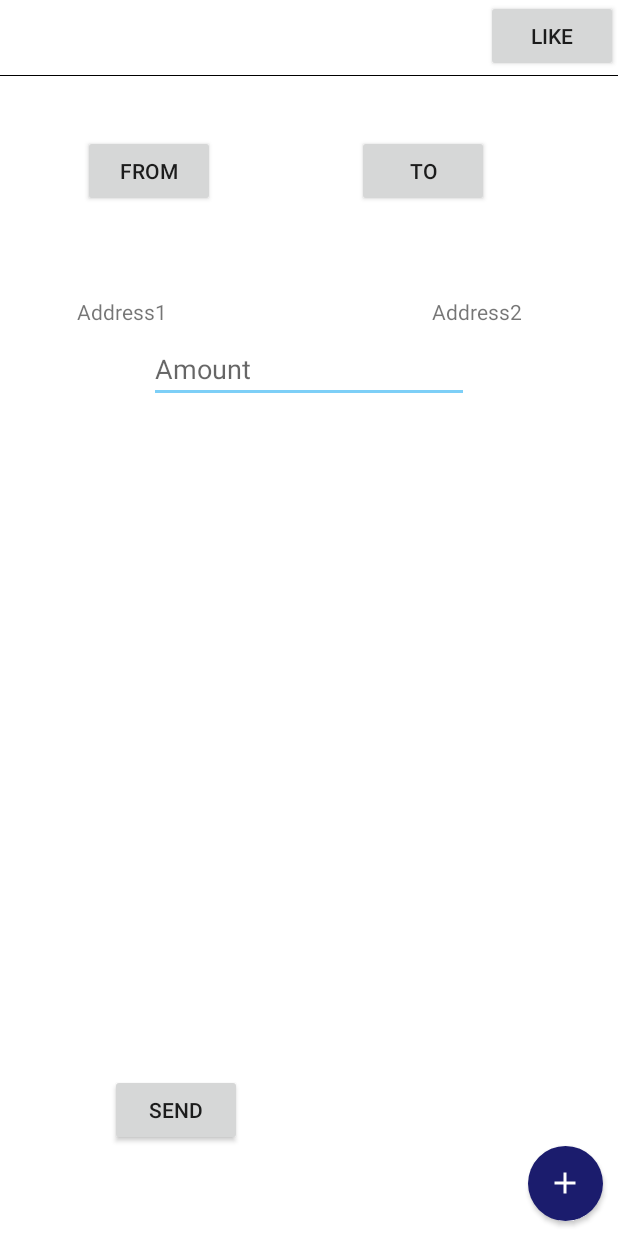
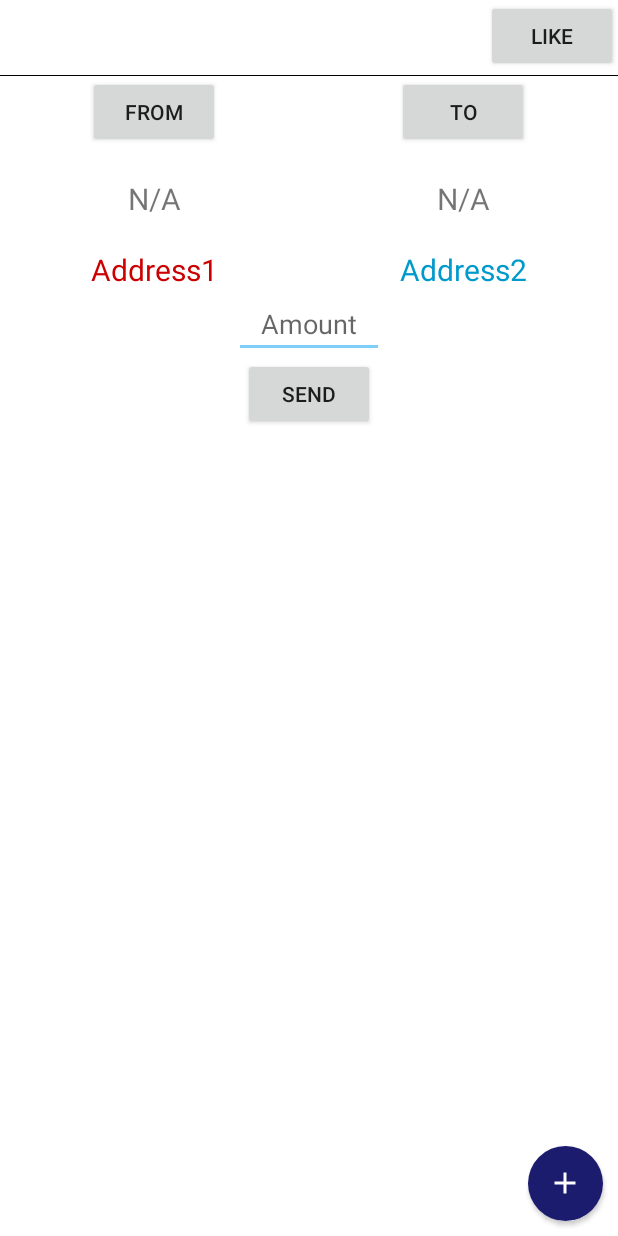
Before and after one commit to elvinup/DiscoAndroid, an Android app: the layout fragment_coin.xml on its own in the app's theme, with its tools: preview values and no code run, on a phone screen of 412 x 824 dp. Run offline under Robolectric (Android 15) with nearby library versions, the phone set to English and light mode, and no system bars.

Commit message:
Layout fixes

```diff
--- a/app/src/main/res/layout/fragment_coin.xml
+++ b/app/src/main/res/layout/fragment_coin.xml
@@ -28,82 +28,123 @@
         android:layout_alignParentTop="true"
         android:text="Like" />
 
+    <LinearLayout
+        android:layout_width="match_parent"
+        android:layout_height="wrap_content"
+        android:orientation="vertical"
+        android:layout_below="@+id/layout_title">
+
+        <LinearLayout
+            android:layout_width="match_parent"
+            android:layout_height="wrap_content"
+            android:weightSum="2">
+
+            <RelativeLayout
+                android:layout_width="0dp"
+                android:layout_height="wrap_content"
+                android:layout_weight="1">
+
                 <Button
                     android:id="@+id/exchange_from"
                     android:layout_width="wrap_content"
                     android:layout_height="wrap_content"
-        android:layout_alignParentStart="true"
-        android:layout_alignParentTop="true"
-        android:layout_marginStart="55dp"
-        android:layout_marginTop="90dp"
+                    android:layout_centerHorizontal="true"
                     android:text="FROM" />
+            </RelativeLayout>
+
+            <RelativeLayout
+                android:layout_width="0dp"
+                android:layout_height="wrap_content"
+                android:layout_weight="1">
 
                 <Button
                     android:id="@+id/exchange_to"
                     android:layout_width="wrap_content"
                     android:layout_height="wrap_content"
-        android:layout_alignParentEnd="true"
-        android:layout_alignTop="@+id/exchange_from"
-        android:layout_marginEnd="86dp"
+                    android:layout_centerHorizontal="true"
                     android:text="TO" />
+
+            </RelativeLayout>
+
+        </LinearLayout>
+
+
+        <LinearLayout
+        android:layout_width="match_parent"
+        android:layout_height="wrap_content"
+        android:weightSum="2"
+            android:layout_marginTop="20dp">
+
+        <TextView
+            android:id="@+id/fromLabel"
+            android:layout_width="0dp"
+            android:layout_height="wrap_content"
+            android:layout_weight="1"
+            android:textSize="20dp"
+            android:text="N/A"
+            android:textAlignment="center"/>
+
+        <TextView
+            android:id="@+id/toLabel"
+            android:layout_width="0dp"
+            android:layout_height="wrap_content"
+            android:layout_weight="1"
+            android:textSize="20dp"
+            android:text="N/A"
+            android:textAlignment="center"/>
+
+
+        </LinearLayout>
+
+        <LinearLayout
+            android:layout_width="match_parent"
+            android:layout_height="wrap_content"
+            android:weightSum="2"
+            android:layout_marginTop="20dp">
+
+            <TextView
+                android:id="@+id/addressFrom"
+                android:layout_width="0dp"
+                android:layout_height="wrap_content"
+                android:textSize="20dp"
+                android:layout_weight="1"
+                android:text="Address1"
+                android:textAlignment="center"
+                android:textColor="@android:color/holo_red_dark"/>
+
+            <TextView
+                android:id="@+id/addressTo"
+                android:layout_width="0dp"
+                android:layout_height="wrap_content"
+                android:layout_weight="1"
+                android:textSize="20dp"
+                android:text="Address2"
+                android:textAlignment="center"
+                android:textColor="@android:color/holo_blue_dark"/>
+
+
+        </LinearLayout>
+
+        <EditText
+            android:id="@+id/transferAmount"
+            android:layout_width="100dp"
+            android:layout_height="wrap_content"
+            android:layout_gravity="center_horizontal"
+            android:ems="10"
+            android:hint="Amount"
+            android:textAlignment="center"
+            android:inputType="textPersonName" />
 
         <Button
             android:id="@+id/sendButton"
             android:layout_width="wrap_content"
             android:layout_height="wrap_content"
-        android:layout_above="@+id/addButton"
-        android:layout_alignEnd="@+id/addressFrom"
+            android:layout_gravity="center"
             android:text="SEND" />
 
-    <TextView
-        android:id="@+id/addressFrom"
-        android:layout_width="161dp"
-        android:layout_height="wrap_content"
-        android:layout_alignParentStart="true"
-        android:layout_alignTop="@+id/addressTo"
-        android:ems="10"
-        android:gravity="center"
-        android:inputType="textPersonName"
-        android:text="Address1" />
+    </LinearLayout>
 
-    <TextView
-        android:id="@+id/addressTo"
-        android:layout_width="189dp"
-        android:layout_height="wrap_content"
-        android:layout_alignParentEnd="true"
-        android:layout_alignParentTop="true"
-        android:layout_marginTop="198dp"
-        android:ems="10"
-        android:gravity="center"
-        android:inputType="textPersonName"
-        android:text="Address2" />
 
-    <TextView
-        android:id="@+id/fromLabel"
-        android:layout_width="109dp"
-        android:layout_height="wrap_content"
-        android:layout_alignParentStart="true"
-        android:layout_alignParentTop="true"
-        android:layout_marginStart="41dp"
-        android:layout_marginTop="151dp" />
 
-    <TextView
-        android:id="@+id/toLabel"
-        android:layout_width="88dp"
-        android:layout_height="wrap_content"
-        android:layout_alignTop="@+id/fromLabel"
-        android:layout_marginEnd="-30dp"
-        android:layout_toStartOf="@+id/addButton" />
-
-    <EditText
-        android:id="@+id/transferAmount"
-        android:layout_width="wrap_content"
-        android:layout_height="wrap_content"
-        android:layout_alignParentTop="true"
-        android:layout_centerHorizontal="true"
-        android:layout_marginTop="223dp"
-        android:ems="10"
-        android:hint="Amount"
-        android:inputType="textPersonName" />
 
 </RelativeLayout>
```
Lines whose indentation alone changed are shown as unchanged.
